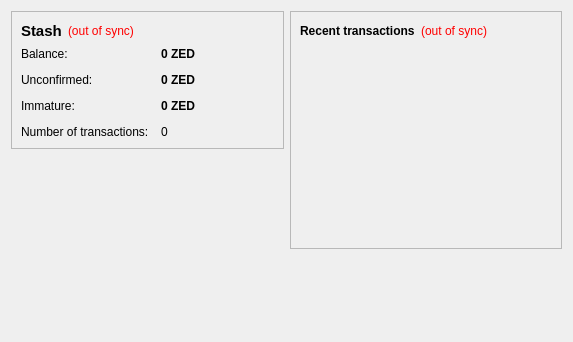
Qt form src/qt/forms/overviewpage.ui (cryptovein/ZedCoin) before a commit.
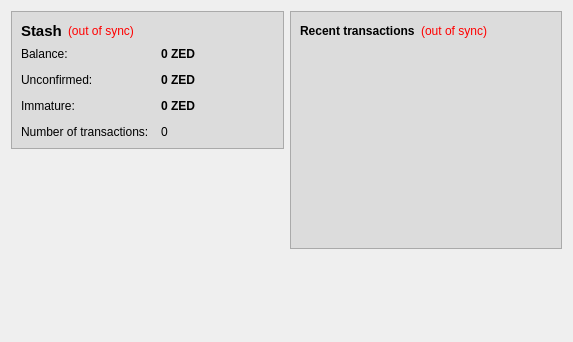
The same form after that commit. Icons and pictures are not drawn.

```diff
--- a/src/qt/forms/overviewpage.ui
+++ b/src/qt/forms/overviewpage.ui
@@ -18,6 +18,9 @@
     <layout class="QVBoxLayout" name="verticalLayout_2">
      <item>
       <widget class="QFrame" name="frame">
+       <property name="styleSheet">
+        <string notr="true">background-color: rgb(220, 220, 220);</string>
+       </property>
        <property name="frameShape">
         <enum>QFrame::StyledPanel</enum>
        </property>
@@ -227,6 +230,9 @@
     <layout class="QVBoxLayout" name="verticalLayout_3">
      <item>
       <widget class="QFrame" name="frame_2">
+       <property name="styleSheet">
+        <string notr="true">background-color: rgb(220, 220, 220);</string>
+       </property>
        <property name="frameShape">
         <enum>QFrame::StyledPanel</enum>
        </property>
```
Left out of the diff: 4 changed lines with no effect on the pictures.
